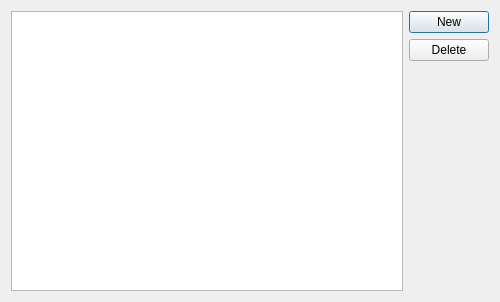
First picture: the form in mashscheduledialog.ui, repository johnerlandsson/QMonsterMash, before the edit.
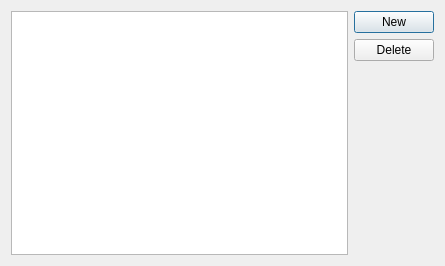
Second picture: the form after the edit.

The edit to the form file:
```diff
--- a/mashscheduledialog.ui
+++ b/mashscheduledialog.ui
@@ -9,8 +9,8 @@
    <rect>
     <x>0</x>
     <y>0</y>
-    <width>500</width>
-    <height>302</height>
+    <width>445</width>
+    <height>266</height>
    </rect>
   </property>
   <property name="windowTitle">
@@ -21,7 +21,23 @@
   </property>
   <layout class="QHBoxLayout" name="horizontalLayout">
    <item>
-    <widget class="QTableView" name="twMashSchedule"/>
+    <widget class="QTableView" name="twMashSchedule">
+     <property name="alternatingRowColors">
+      <bool>true</bool>
+     </property>
+     <property name="selectionMode">
+      <enum>QAbstractItemView::SingleSelection</enum>
+     </property>
+     <property name="sortingEnabled">
+      <bool>false</bool>
+     </property>
+     <property name="cornerButtonEnabled">
+      <bool>false</bool>
+     </property>
+     <attribute name="verticalHeaderVisible">
+      <bool>false</bool>
+     </attribute>
+    </widget>
    </item>
    <item>
     <layout class="QVBoxLayout" name="verticalLayout">
```
